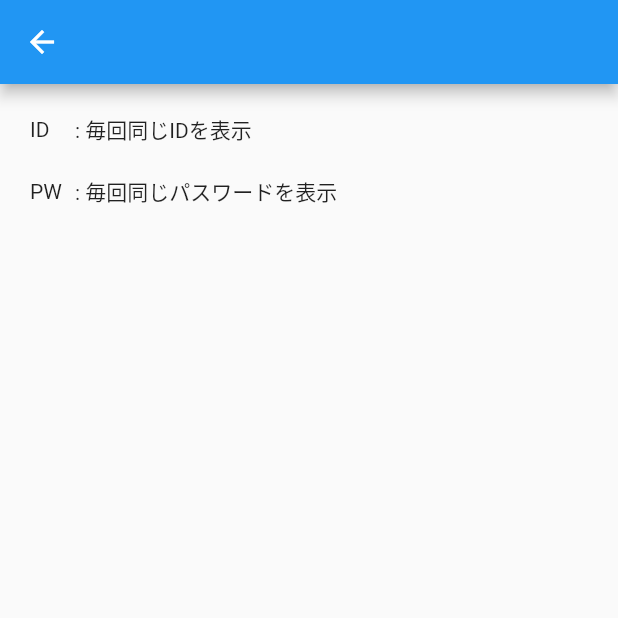
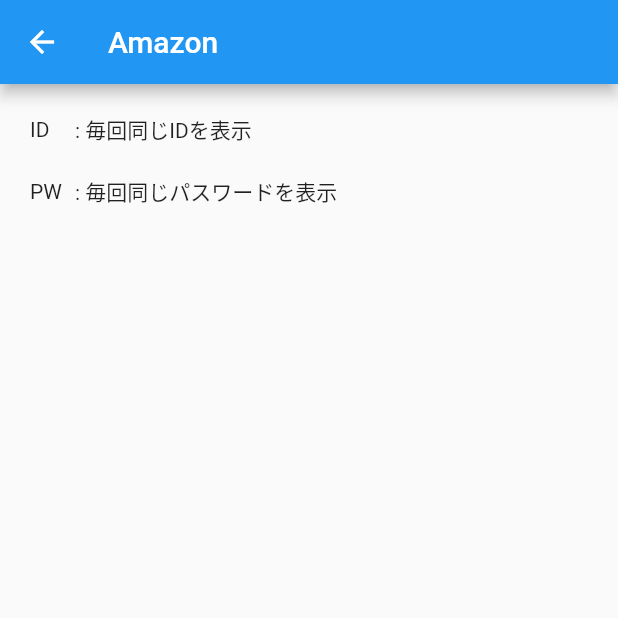
Before and after one commit to ryosuke-horie/sample-flutter-app, a Flutter app: the screen it shows after launch, after a tap on "Amazon", on a phone screen of 412 x 824 dp, the top half of it. Run offline on Flutter 3.47's test engine with Material 2 defaults, Android fonts, the phone set to English and light mode, and no system bars.

Commit message:
コンストラクタを利用してタイトルを表示するように変更

```diff
--- a/lib/main.dart
+++ b/lib/main.dart
@@ -55,7 +55,7 @@ class _MyHomePageState extends State<MyHomePage> {
                   title:Text(titleList[index]),
                   onTap: () {
                     Navigator.push(context, MaterialPageRoute(
-                        builder: (context) => const NextPage()));
+                        builder: (context) => NextPage(titleList[index])));
                   },
                 ),
                 const Divider(height: 0,),
--- a/lib/next_page.dart
+++ b/lib/next_page.dart
@@ -1,12 +1,15 @@
 import 'package:flutter/material.dart';
 
 class NextPage extends StatelessWidget {
-  const NextPage({Key? key}) : super(key: key);
+  final String title;
+  const NextPage(this.title, {Key? key}) : super(key: key);
 
   @override
   Widget build(BuildContext context) {
     return Scaffold(
-      appBar: AppBar(),
+      appBar: AppBar(
+        title: Text(title),
+      ),
       body: Padding(
         padding: const EdgeInsets.all(20.0),
         child: Column(
@@ -28,7 +31,6 @@ class NextPage extends StatelessWidget {
                 Text(': 毎回同じパスワードを表示'),
               ],
             ),
-            Text(''),
           ],
         ),
       ),
```
